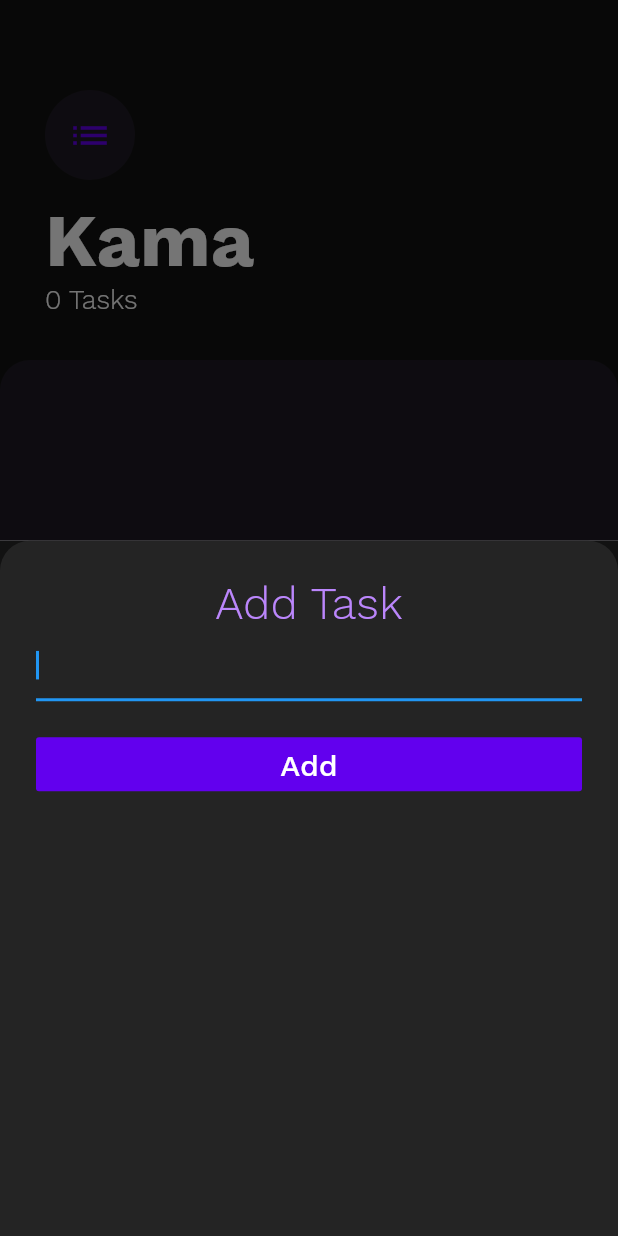
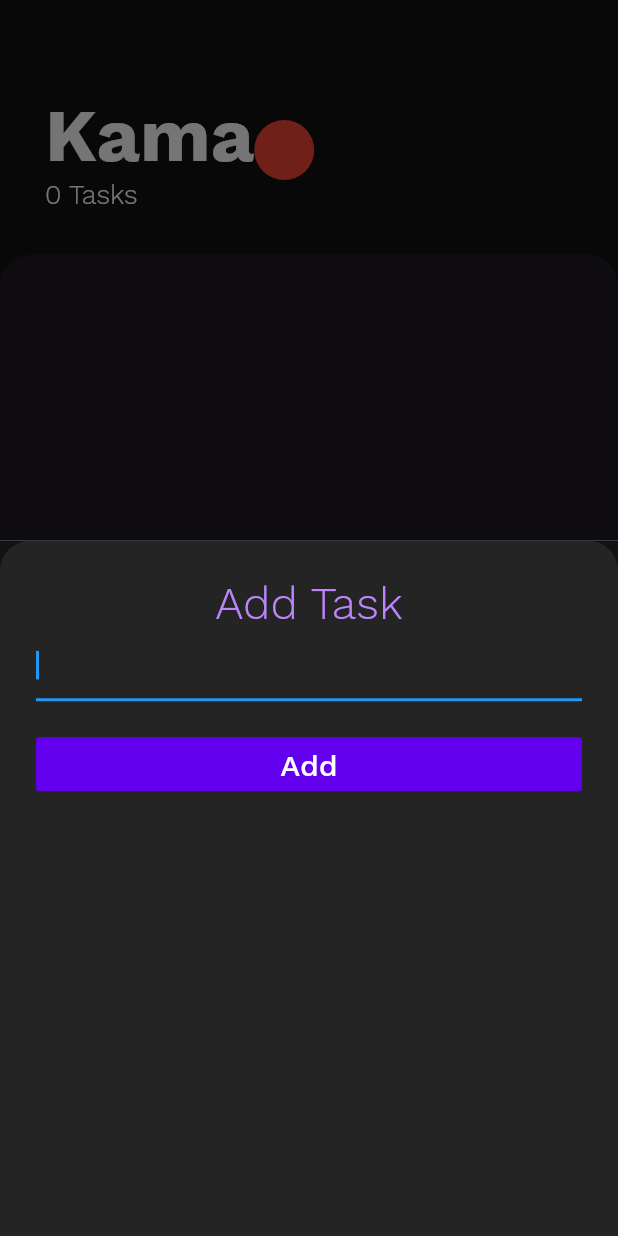
Before and after one commit to sags95/Kama, a Flutter app: the TasksScreen screen opened by its route, after a tap on the "add" icon, on a phone screen of 412 x 824 dp. Run offline on Flutter 3.47's test engine with Material 2 defaults, Android fonts, the phone set to English and light mode, and no system bars; our stand-ins replace firebase_auth, font_awesome_flutter, google_sign_in; accounts and stored records are empty.

Commit message:
UI edits, route changes

```diff
--- a/lib/screens/tasks_screen.dart
+++ b/lib/screens/tasks_screen.dart
@@ -3,6 +3,7 @@ import 'package:todoey_flutter/Widgets/tasks_list.dart';
 import 'package:todoey_flutter/models/task_data.dart';
 import 'package:todoey_flutter/screens/add_task_screen.dart';
 import 'package:provider/provider.dart';
+import 'package:firebase_auth/firebase_auth.dart';
 
 class TasksScreen extends StatelessWidget {
   static const String id = 'task_screen';
@@ -15,9 +16,10 @@ class TasksScreen extends StatelessWidget {
     return Scaffold(
       backgroundColor: Color(0xff121212),
       floatingActionButton: FloatingActionButton(
-        onPressed: (){
-          showModalBottomSheet(context: context, builder: (context) => AddTaskScreen((taskTitle){
-          }));
+        onPressed: () {
+          showModalBottomSheet(
+              context: context,
+              builder: (context) => AddTaskScreen((taskTitle) {}));
         },
         backgroundColor: Color(0xff6200EE),
         child: Icon(Icons.add),
@@ -29,36 +31,39 @@ class TasksScreen extends StatelessWidget {
             padding: EdgeInsets.only(top: 60, left: 30, right: 30, bottom: 30),
             child: Column(
               crossAxisAlignment: CrossAxisAlignment.start,
+              children: [
+                Row(
+                  children: [
+                    Column(
+                      crossAxisAlignment: CrossAxisAlignment.start,
                       children: <Widget>[
-                CircleAvatar(
-                  backgroundColor: Color(0xff1F1b24),
-                  radius: 30,
-                  child: Icon(
-                    Icons.list,
-                    size: 30,
-                    color: Color(0xff6200EE),
-                  ),
-                ),
-                SizedBox(
-                  height: 10.0,
-                ),
                         Text(
                           'Kama',
                           style: TextStyle(
                               color: Colors.white,
                               fontSize: 50,
                               fontFamily: 'WorkSans',
-                    fontWeight: FontWeight.w700
-                  ),
+                              fontWeight: FontWeight.w700),
                         ),
                         Text(
                           '${Provider.of<TaskData>(context).taskCount} Tasks', //Reading from provider to get amount of tasks
+
                           style: TextStyle(
                             fontFamily: 'WorkSans',
                             fontWeight: FontWeight.w300,
                             color: Colors.white,
                             fontSize: 18,
                           ),
+                        ),
+                      ],
+                    ),
+                    Align(
+                      alignment: Alignment.centerRight,
+                        child: CircleAvatar(
+                        backgroundColor: Colors.red,
+                      ),
+                    ),
+                  ],
                 ),
               ],
             ),
--- a/lib/screens/welcome_screen.dart
+++ b/lib/screens/welcome_screen.dart
@@ -6,12 +6,14 @@ import 'package:google_sign_in/google_sign_in.dart';
 import 'package:firebase_auth/firebase_auth.dart';
 
 class WelcomeScreen extends StatefulWidget {
+
   final GoogleSignIn _googleSignIn = GoogleSignIn(
     scopes: [
       'email',
       'profile'
     ]
   );
+
   final FirebaseAuth _auth = FirebaseAuth.instance;
   static const String id = 'welcome_screen';
 
@@ -76,7 +78,8 @@ class _WelcomeScreenState extends State<WelcomeScreen> {
                 title: 'Sign in with Google',
                 fun: (){
                   widget._handleSignIn().then((user){
-                   Navigator.pushNamed(context, TasksScreen.id);
+                    //TODO: Load screen rather than push so that user cannot return to home screen by going back
+                   Navigator.pushReplacementNamed(context, TasksScreen.id);
                   });
                 },
                 icon: FontAwesomeIcons.google,
```
Lines whose indentation alone changed are shown as unchanged.
